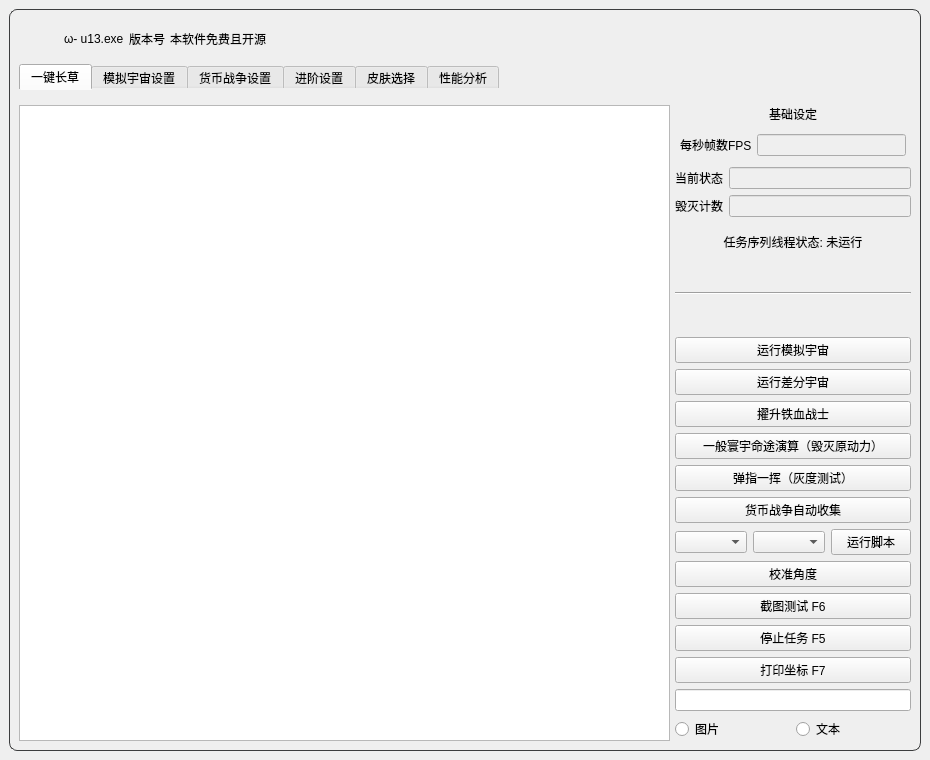
Above: resource/ui/UI.ui from qlx3264/Simulated_Scepter before the change. Below: the same form after it.
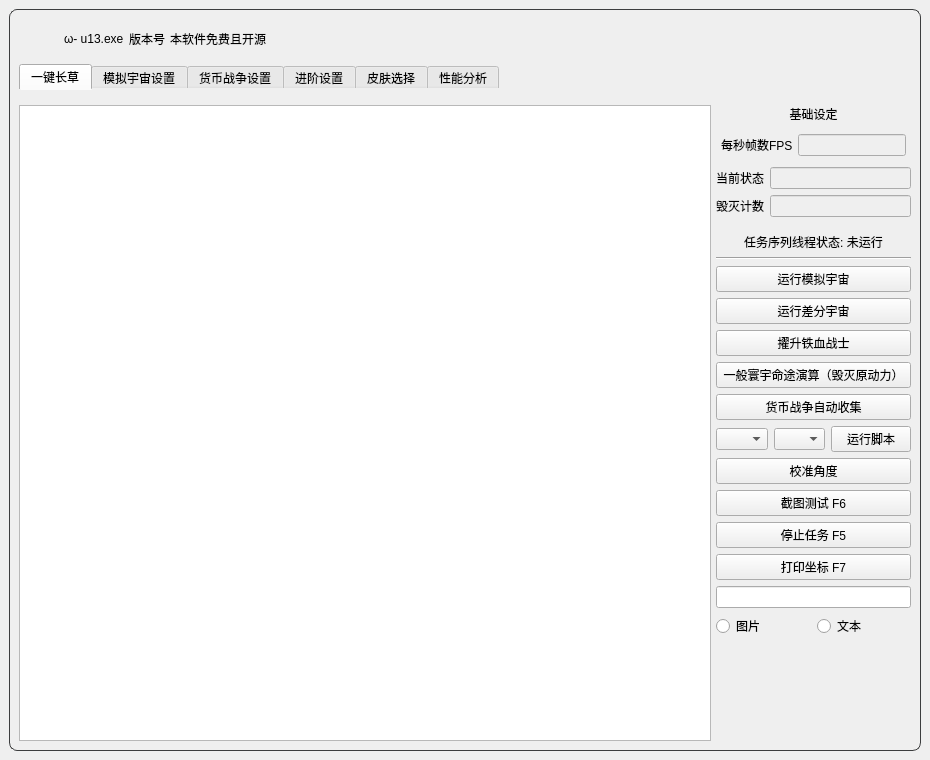
That is the form after the change. Icons and pictures are not drawn.

Commit message: refactor: debug show gui

The edit to the form file:
```diff
--- a/resource/ui/UI.ui
+++ b/resource/ui/UI.ui
@@ -436,7 +436,7 @@
               </layout>
              </item>
              <item>
-              <layout class="QVBoxLayout" name="Lay_Tab1_Right" stretch="0,0,0,0,0,0,0,0,0,0,0,0,0,0,0,0,0,0,0,0,0,0,0">
+              <layout class="QVBoxLayout" name="Lay_Tab1_Right">
                <property name="spacing">
                 <number>6</number>
                </property>
@@ -659,19 +659,6 @@
                  </property>
                 </widget>
                </item>
-               <item>
-                <spacer name="verticalSpacer_2">
-                 <property name="orientation">
-                  <enum>Qt::Vertical</enum>
-                 </property>
-                 <property name="sizeHint" stdset="0">
-                  <size>
-                   <width>20</width>
-                   <height>40</height>
-                  </size>
-                 </property>
-                </spacer>
-               </item>
                <item>
                 <widget class="Line" name="line_99">
                  <property name="orientation">
@@ -679,19 +666,6 @@
                  </property>
                 </widget>
                </item>
-               <item>
-                <spacer name="verticalSpacer">
-                 <property name="orientation">
-                  <enum>Qt::Vertical</enum>
-                 </property>
-                 <property name="sizeHint" stdset="0">
-                  <size>
-                   <width>20</width>
-                   <height>40</height>
-                  </size>
-                 </property>
-                </spacer>
-               </item>
                <item>
                 <layout class="QHBoxLayout" name="horizontalLayout_2">
                  <item>
@@ -737,13 +711,6 @@
                  </property>
                 </widget>
                </item>
-               <item>
-                <widget class="QPushButton" name="finger_snap_btn">
-                 <property name="text">
-                  <string>弹指一挥（灰度测试）</string>
-                 </property>
-                </widget>
-               </item>
                <item>
                 <widget class="QPushButton" name="currency_war_btn">
                  <property name="text">
@@ -752,9 +719,16 @@
                 </widget>
                </item>
                <item>
-                <layout class="QHBoxLayout" name="script_layout" stretch="0,1,0">
+                <!-- 下拉框共享可用宽度，不让内容尺寸提示撑宽操作列。 -->
+                <layout class="QHBoxLayout" name="script_layout" stretch="1,1,0">
                  <item>
                   <widget class="QComboBox" name="engine_combo">
+                   <property name="sizePolicy">
+                    <sizepolicy hsizetype="Ignored" vsizetype="Fixed">
+                     <horstretch>0</horstretch>
+                     <verstretch>0</verstretch>
+                    </sizepolicy>
+                   </property>
                    <property name="toolTip">
                     <string>选择脚本使用的运行内核</string>
                    </property>
@@ -762,6 +736,12 @@
                  </item>
                  <item>
                   <widget class="QComboBox" name="script_combo">
+                   <property name="sizePolicy">
+                    <sizepolicy hsizetype="Ignored" vsizetype="Fixed">
+                     <horstretch>0</horstretch>
+                     <verstretch>0</verstretch>
+                    </sizepolicy>
+                   </property>
                    <property name="toolTip">
                     <string>选择 actions 文件夹中的 JSON 动作脚本</string>
                    </property>
@@ -825,6 +805,22 @@
                  </item>
                 </layout>
                </item>
+               <item>
+                <spacer name="verticalSpacer">
+                 <property name="orientation">
+                  <enum>Qt::Vertical</enum>
+                 </property>
+                 <property name="sizeType">
+                  <enum>QSizePolicy::Expanding</enum>
+                 </property>
+                 <property name="sizeHint" stdset="0">
+                  <size>
+                   <width>20</width>
+                   <height>0</height>
+                  </size>
+                 </property>
+                </spacer>
+               </item>
               </layout>
              </item>
             </layout>
```
The commit also changes 2 other files.
